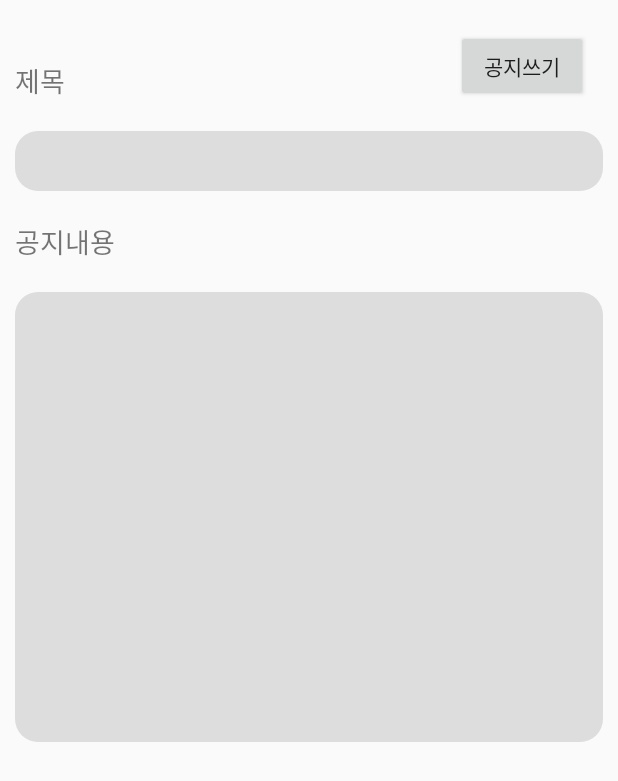
After one commit to skydusic/spotz, an Android app: the NoticeInsertActivity screen opened directly, with no data from a screen before it, on a phone screen of 412 x 824 dp. The commit adds this screen. Shown: the top 781 px of the screen. Run offline under Robolectric (Android 15) with nearby library versions, the phone set to English and light mode, and no system bars.

Commit message:
inert Notice 추가

```diff
--- a/addsup/app/build.gradle
+++ b/addsup/app/build.gradle
@@ -45,4 +45,5 @@ dependencies {
 
 
 
+
 apply plugin: 'com.google.gms.google-services'
--- a/addsup/app/src/main/AndroidManifest.xml
+++ b/addsup/app/src/main/AndroidManifest.xml
@@ -63,7 +63,8 @@
             android:name=".myPageOption"
             android:theme="@style/Theme.AppCompat.Light.Dialog" />
         <activity android:name=".Notice_Activity" />
-        <activity android:name=".Notice_Detail"></activity>
+        <activity android:name=".Notice_Detail" />
+        <activity android:name=".NoticeInsertActivity"></activity>
     </application>
 
 </manifest>
--- /dev/null
+++ b/addsup/app/src/main/java/addup/fpcompany/com/addsup/NoticeInsertActivity.java
@@ -0,0 +1,75 @@
+package addup.fpcompany.com.addsup;
+
+import android.os.Bundle;
+import android.support.v7.app.AppCompatActivity;
+import android.util.Log;
+import android.view.View;
+import android.widget.EditText;
+import android.widget.TextView;
+
+import java.io.IOException;
+
+import okhttp3.Call;
+import okhttp3.FormBody;
+import okhttp3.OkHttpClient;
+import okhttp3.Request;
+import okhttp3.RequestBody;
+import okhttp3.Response;
+
+public class NoticeInsertActivity extends AppCompatActivity implements View.OnClickListener {
+
+    String TAG = "NoticeInsertActivity";
+    String myJSON = "";
+
+    EditText titleEt;
+    EditText contentsEt;
+    TextView insertBtn;
+    String url = "";
+
+    @Override
+    protected void onCreate(Bundle savedInstanceState) {
+        super.onCreate(savedInstanceState);
+        setContentView(R.layout.activity_notice_insert);
+
+        titleEt = findViewById(R.id.titleET);
+        contentsEt = findViewById(R.id.contentsET);
+        insertBtn = findViewById(R.id.insertBtn);
+        insertBtn.setOnClickListener(this);
+
+    }
+
+    @Override
+    public void onClick(View v) {
+        writeNot writeNot = new writeNot();
+        writeNot.requestPost(url);
+    }
+
+    class writeNot {
+        OkHttpClient client = new OkHttpClient();
+        Request request;
+
+        public void requestPost(String url) {
+
+            RequestBody requestBody = new FormBody.Builder().
+                    add("title", titleEt.getText().toString()).
+                    add("contents", contentsEt.getText().toString()).
+                    build();
+
+            request = new Request.Builder().url(url).post(requestBody).build();
+            client.newCall(request).enqueue(new okhttp3.Callback() {
+                @Override
+                public void onFailure(Call call, IOException e) {
+                    Log.d(TAG, "Connect Server Error is " + e.toString());
+
+                }
+
+                @Override
+                public void onResponse(Call call, Response response) throws IOException {
+                    myJSON = response.body().string();
+                }
+            });
+
+        }
+    }
+
+}
--- a/addsup/app/src/main/java/addup/fpcompany/com/addsup/Notice_Activity.java
+++ b/addsup/app/src/main/java/addup/fpcompany/com/addsup/Notice_Activity.java
@@ -155,7 +155,8 @@ public class Notice_Activity extends AppCompatActivity implements View.OnClickLi
                 }
                 break;
             case (R.id.noticeIns):
-
+                Intent intent = new Intent(Notice_Activity.this, NoticeInsertActivity.class);
+                startActivity(intent);
                 break;
         }
     }
--- /dev/null
+++ b/addsup/app/src/main/res/layout/activity_notice_insert.xml
@@ -0,0 +1,53 @@
+<?xml version="1.0" encoding="utf-8"?>
+<RelativeLayout xmlns:android="http://schemas.android.com/apk/res/android"
+    xmlns:app="http://schemas.android.com/apk/res-auto"
+    xmlns:tools="http://schemas.android.com/tools"
+    android:layout_width="match_parent"
+    android:layout_height="match_parent"
+    android:padding="10dp"
+    tools:context="addup.fpcompany.com.addsup.NoticeInsertActivity">
+
+    <TextView
+        android:id="@+id/mainTv"
+        android:layout_width="wrap_content"
+        android:layout_height="wrap_content"
+        android:layout_marginTop="30dp"
+        android:text="제목"
+        android:textSize="18sp" />
+
+    <EditText
+        android:id="@+id/titleEt"
+        android:layout_width="match_parent"
+        android:layout_height="wrap_content"
+        android:layout_below="@+id/mainTv"
+        android:layout_marginTop="20dp"
+        android:background="@drawable/edittext"
+        android:minHeight="40dp" />
+
+    <TextView
+        android:id="@+id/contentsTv"
+        android:layout_width="wrap_content"
+        android:layout_height="wrap_content"
+        android:layout_below="@+id/titleEt"
+        android:layout_marginTop="20dp"
+        android:text="공지내용"
+        android:textSize="18sp" />
+
+    <EditText
+        android:id="@+id/contentsEt"
+        android:layout_width="match_parent"
+        android:layout_height="wrap_content"
+        android:layout_below="@id/contentsTv"
+        android:layout_marginTop="20dp"
+        android:background="@drawable/edittext"
+        android:minHeight="300dp" />
+
+    <Button
+        android:id="@+id/insertBtn"
+        android:layout_width="wrap_content"
+        android:layout_height="wrap_content"
+        android:text="공지쓰기"
+        android:layout_alignParentRight="true"
+        android:layout_margin="10dp"/>
+
+</RelativeLayout>
```
Also changed, not shown: 1 other file.
